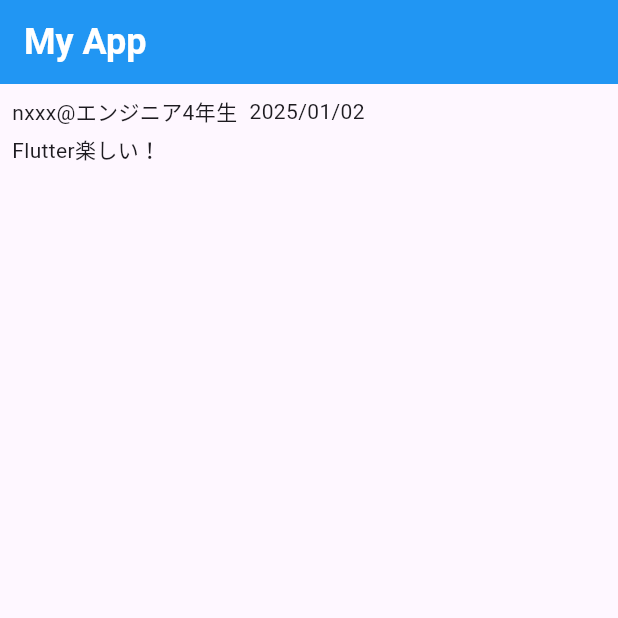
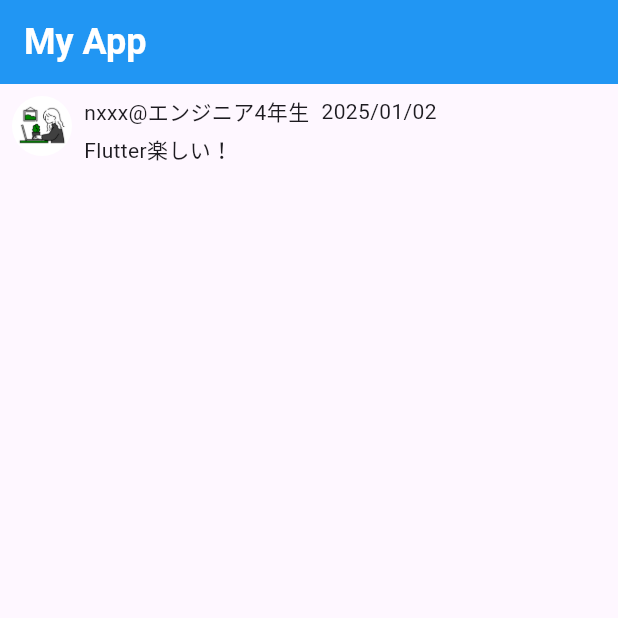
Before and after one commit to 1noseA/widget_practice, a Flutter app: the screen it shows after launch, on a phone screen of 412 x 824 dp, the top half of it. Run offline on Flutter 3.47's test engine with Material 3 defaults, Android fonts, the phone set to English and light mode, and no system bars.

Commit message:
アイコンを追加

```diff
--- a/lib/main.dart
+++ b/lib/main.dart
@@ -24,7 +24,16 @@ class MyApp extends StatelessWidget {
         ),
         body: Padding(
           padding: const EdgeInsets.all(8.0),
-          child: Column(
+          child: Row(
+            crossAxisAlignment: CrossAxisAlignment.start,
+            children: [
+              CircleAvatar(
+                backgroundImage:
+                  AssetImage('images/icon.png'),
+                  backgroundColor: Colors.white,
+              ),
+              SizedBox(width: 8),
+              Column(
                 crossAxisAlignment: CrossAxisAlignment.start,
                 children: [
                   Row(
@@ -38,6 +47,8 @@ class MyApp extends StatelessWidget {
                   Text('Flutter楽しい！')
                 ],
               ),
+            ],
+          ),
         )
       ),
     );
--- a/pubspec.yaml
+++ b/pubspec.yaml
@@ -58,7 +58,8 @@ flutter:
   uses-material-design: true
 
   # To add assets to your application, add an assets section, like this:
-  # assets:
+  assets:
+    - images/icon.png
   #   - images/a_dot_burr.jpeg
   #   - images/a_dot_ham.jpeg
 
```
Also changed, not shown: images/icon.png (added). Lines whose indentation alone changed are shown as unchanged.
